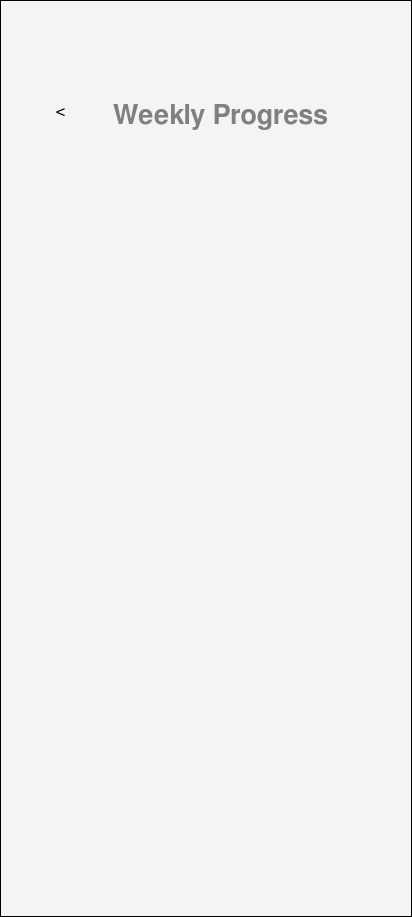
Qt form ui/weekly_progress_screen.ui (SWE-Project-Org/SWE-Project) before a commit.
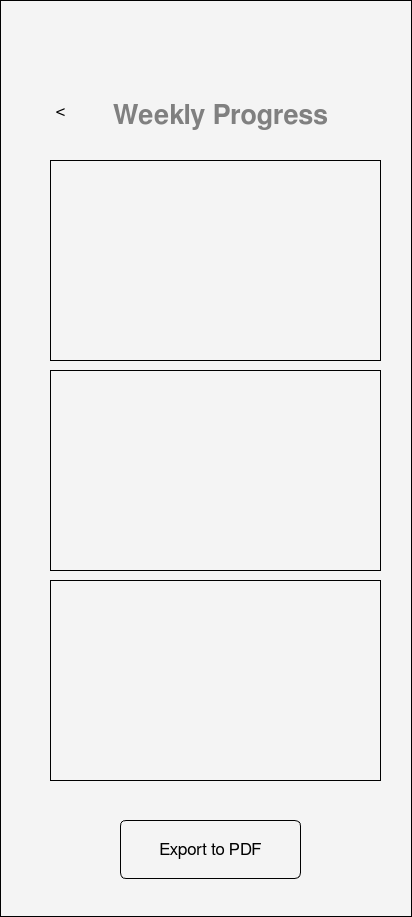
The same form after that commit.

Commit message: Changes in screen files, script to create ui_py files

```diff
--- a/ui/weekly_progress_screen.ui
+++ b/ui/weekly_progress_screen.ui
@@ -81,6 +81,79 @@
     <string>&lt;</string>
    </property>
   </widget>
+  <widget class="QFrame" name="frame">
+   <property name="geometry">
+    <rect>
+     <x>50</x>
+     <y>160</y>
+     <width>331</width>
+     <height>201</height>
+    </rect>
+   </property>
+   <property name="frameShape">
+    <enum>QFrame::Shape::StyledPanel</enum>
+   </property>
+   <property name="frameShadow">
+    <enum>QFrame::Shadow::Raised</enum>
+   </property>
+  </widget>
+  <widget class="QFrame" name="frame_2">
+   <property name="geometry">
+    <rect>
+     <x>50</x>
+     <y>370</y>
+     <width>331</width>
+     <height>201</height>
+    </rect>
+   </property>
+   <property name="frameShape">
+    <enum>QFrame::Shape::StyledPanel</enum>
+   </property>
+   <property name="frameShadow">
+    <enum>QFrame::Shadow::Raised</enum>
+   </property>
+  </widget>
+  <widget class="QFrame" name="frame_3">
+   <property name="geometry">
+    <rect>
+     <x>50</x>
+     <y>580</y>
+     <width>331</width>
+     <height>201</height>
+    </rect>
+   </property>
+   <property name="frameShape">
+    <enum>QFrame::Shape::StyledPanel</enum>
+   </property>
+   <property name="frameShadow">
+    <enum>QFrame::Shadow::Raised</enum>
+   </property>
+  </widget>
+  <widget class="QPushButton" name="pushButton_9">
+   <property name="geometry">
+    <rect>
+     <x>120</x>
+     <y>820</y>
+     <width>181</width>
+     <height>59</height>
+    </rect>
+   </property>
+   <property name="font">
+    <font>
+     <family>FreeSans</family>
+     <pointsize>13</pointsize>
+     <bold>false</bold>
+    </font>
+   </property>
+   <property name="styleSheet">
+    <string notr="true">color: ffffff;background-color: #00000000;
+border-radius: 6px;
+    padding: 5px;</string>
+   </property>
+   <property name="text">
+    <string>Export to PDF</string>
+   </property>
+  </widget>
  </widget>
  <resources/>
  <connections/>
```
The commit also changes 25 other files.
